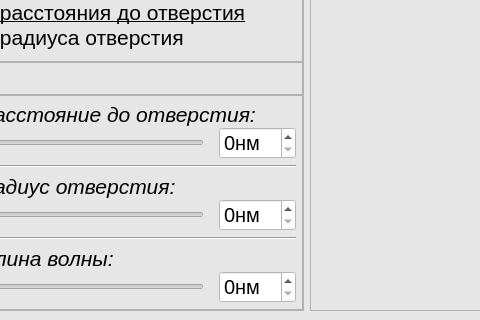
Qt form QtFresnelZones/intensitygraphwindow.ui (Lnd-stoL/fresnel-zones-qt) before a commit; both pictures show x 374 to 854 and y 448 to 768 of the 1024 by 768 pixel window.
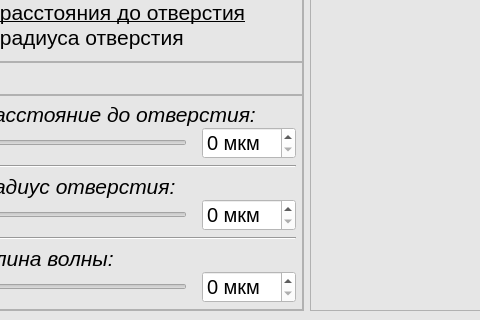
The same form after that commit. Custom widgets are drawn as their Qt base class.

Diff of the .ui file:
```diff
--- a/QtFresnelZones/intensitygraphwindow.ui
+++ b/QtFresnelZones/intensitygraphwindow.ui
@@ -590,7 +590,7 @@
                  <string notr="true">background-color: white;</string>
                 </property>
                 <property name="suffix">
-                 <string>нм</string>
+                 <string> мкм</string>
                 </property>
                </widget>
               </item>
@@ -677,7 +677,7 @@
                  <string notr="true">background-color: white;</string>
                 </property>
                 <property name="suffix">
-                 <string>нм</string>
+                 <string> мкм</string>
                 </property>
                </widget>
               </item>
@@ -762,7 +762,7 @@
                  <string notr="true">background-color: white;</string>
                 </property>
                 <property name="suffix">
-                 <string>нм</string>
+                 <string> мкм</string>
                 </property>
                </widget>
               </item>
```
